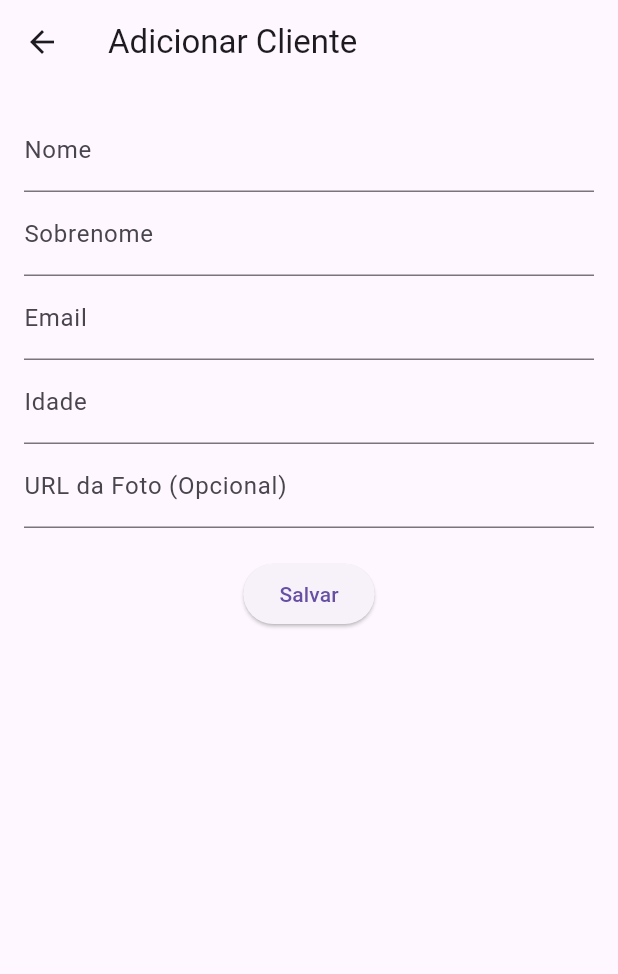
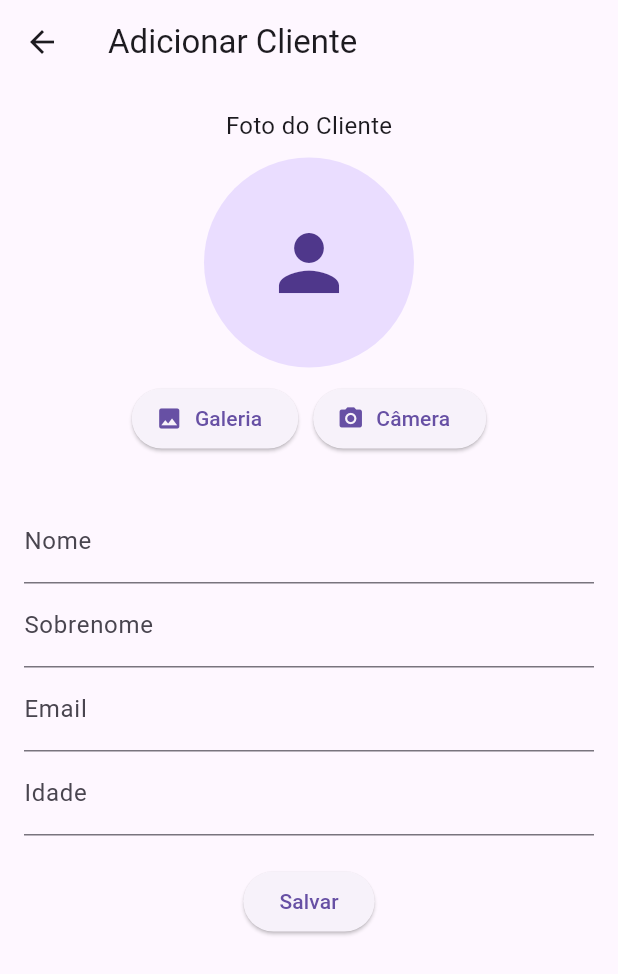
Before and after one commit to MatheusCarvalho-creat/Projeto-Mobile02, a Flutter app: the ClienteFormScreen screen opened by its route, on a phone screen of 412 x 824 dp. Shown: the top 974 px of the screen. Run offline on Flutter 3.47's test engine with Material 3 defaults, Android fonts, the phone set to English and light mode, and no system bars; our stand-ins replace image_picker.

Commit message:
Modificação da tela inicial para melhor utilização. Adição de dependencias para permitir colocar fotos.

```diff
--- a/projeto_mobile/lib/services/cliente_service.dart
+++ b/projeto_mobile/lib/services/cliente_service.dart
@@ -4,7 +4,7 @@ import '../models/cliente.dart';
 
 class ClienteService {
   // substituir pela sua URL do Realtime DB (sem / no final)
-  final String baseUrl = 'URL';
+  final String baseUrl = 'YOUR_FIREBASE_DB_URL';
 
   Future<List<Cliente>> listarClientes() async {
     final response = await http.get(Uri.parse('$baseUrl.json'));
--- a/projeto_mobile/lib/services/produto_service.dart
+++ b/projeto_mobile/lib/services/produto_service.dart
@@ -3,7 +3,7 @@ import 'package:http/http.dart' as http;
 import '../models/produto.dart';
 
 class ProdutoService {
-  final String baseUrl = 'URL';
+  final String baseUrl = 'YOUR_FIREBASE_DB_URL';
 
   Future<List<Produto>> listarProdutos() async {
     final response = await http.get(Uri.parse('$baseUrl.json'));
--- a/projeto_mobile/lib/views/cliente_form_screen.dart
+++ b/projeto_mobile/lib/views/cliente_form_screen.dart
@@ -1,4 +1,7 @@
 import 'package:flutter/material.dart';
+import 'package:image_picker/image_picker.dart';
+import 'dart:io';
+
 import '../models/cliente.dart';
 import '../services/cliente_service.dart';
 
@@ -19,10 +22,15 @@ class _ClienteFormScreenState extends State<ClienteFormScreen> {
 
   Cliente? _clienteAtual;
 
+  File? _imagemSelecionada;
+  final ImagePicker _picker = ImagePicker();
+
   @override
   void didChangeDependencies() {
     super.didChangeDependencies();
+
     final args = ModalRoute.of(context)?.settings.arguments;
+
     if (args != null && args is Cliente && _clienteAtual == null) {
       _clienteAtual = args;
       _nomeController.text = args.nome;
@@ -30,6 +38,39 @@ class _ClienteFormScreenState extends State<ClienteFormScreen> {
       _emailController.text = args.email;
       _idadeController.text = args.idade.toString();
       _fotoController.text = args.foto ?? '';
+
+      // Se a foto existe localmente, carrega para visualização
+      if (args.foto != null && File(args.foto!).existsSync()) {
+        _imagemSelecionada = File(args.foto!);
+      }
+    }
+  }
+
+  Future<void> _selecionarFotoGaleria() async {
+    final XFile? imagem = await _picker.pickImage(
+      source: ImageSource.gallery,
+      imageQuality: 70,
+    );
+
+    if (imagem != null) {
+      setState(() {
+        _imagemSelecionada = File(imagem.path);
+        _fotoController.text = imagem.path;
+      });
+    }
+  }
+
+  Future<void> _tirarFotoCamera() async {
+    final XFile? imagem = await _picker.pickImage(
+      source: ImageSource.camera,
+      imageQuality: 70,
+    );
+
+    if (imagem != null) {
+      setState(() {
+        _imagemSelecionada = File(imagem.path);
+        _fotoController.text = imagem.path;
+      });
     }
   }
 
@@ -48,14 +89,21 @@ class _ClienteFormScreenState extends State<ClienteFormScreen> {
     try {
       if (_clienteAtual == null) {
         await _service.adicionarCliente(novoCliente);
-        ScaffoldMessenger.of(context).showSnackBar(SnackBar(content: Text('Cliente adicionado')));
+        ScaffoldMessenger.of(context).showSnackBar(
+          SnackBar(content: Text('Cliente adicionado')),
+        );
       } else {
         await _service.atualizarCliente(_clienteAtual!.firebaseId!, novoCliente);
-        ScaffoldMessenger.of(context).showSnackBar(SnackBar(content: Text('Cliente atualizado')));
+        ScaffoldMessenger.of(context).showSnackBar(
+          SnackBar(content: Text('Cliente atualizado')),
+        );
       }
+
       Navigator.of(context).pop(true);
     } catch (e) {
-      ScaffoldMessenger.of(context).showSnackBar(SnackBar(content: Text('Erro: $e')));
+      ScaffoldMessenger.of(context).showSnackBar(
+        SnackBar(content: Text('Erro: $e')),
+      );
     }
   }
 
@@ -71,13 +119,84 @@ class _ClienteFormScreenState extends State<ClienteFormScreen> {
           key: _formKey,
           child: Column(
             children: [
-              TextFormField(controller: _nomeController, decoration: InputDecoration(labelText: 'Nome'), validator: (v) => (v==null||v.isEmpty)?'Obrigatório':null),
-              TextFormField(controller: _sobrenomeController, decoration: InputDecoration(labelText: 'Sobrenome')),
-              TextFormField(controller: _emailController, decoration: InputDecoration(labelText: 'Email'), keyboardType: TextInputType.emailAddress, validator: (v)=> (v==null||!v.contains('@'))?'Email inválido':null),
-              TextFormField(controller: _idadeController, decoration: InputDecoration(labelText: 'Idade'), keyboardType: TextInputType.number, validator: (v)=> (v==null||int.tryParse(v)==null)?'Número inválido':null),
-              TextFormField(controller: _fotoController, decoration: InputDecoration(labelText: 'URL da Foto (Opcional)')),
+
+              // ------------------------ FOTO ------------------------
+              Text("Foto do Cliente", style: TextStyle(fontSize: 16)),
+              SizedBox(height: 10),
+
+              Center(
+                child: _imagemSelecionada != null
+                    ? ClipRRect(
+                        borderRadius: BorderRadius.circular(80),
+                        child: Image.file(
+                          _imagemSelecionada!,
+                          width: 140,
+                          height: 140,
+                          fit: BoxFit.cover,
+                        ),
+                      )
+                    : CircleAvatar(
+                        radius: 70,
+                        child: Icon(Icons.person, size: 60),
+                      ),
+              ),
+
+              SizedBox(height: 10),
+
+              Row(
+                mainAxisAlignment: MainAxisAlignment.center,
+                children: [
+                  ElevatedButton.icon(
+                    onPressed: _selecionarFotoGaleria,
+                    icon: Icon(Icons.photo),
+                    label: Text("Galeria"),
+                  ),
+                  SizedBox(width: 10),
+                  ElevatedButton.icon(
+                    onPressed: _tirarFotoCamera,
+                    icon: Icon(Icons.camera_alt),
+                    label: Text("Câmera"),
+                  ),
+                ],
+              ),
+
+              SizedBox(height: 30),
+
+              // ------------------------ CAMPOS ------------------------
+              TextFormField(
+                controller: _nomeController,
+                decoration: InputDecoration(labelText: 'Nome'),
+                validator: (v) => (v == null || v.isEmpty) ? 'Obrigatório' : null,
+              ),
+
+              TextFormField(
+                controller: _sobrenomeController,
+                decoration: InputDecoration(labelText: 'Sobrenome'),
+              ),
+
+              TextFormField(
+                controller: _emailController,
+                decoration: InputDecoration(labelText: 'Email'),
+                keyboardType: TextInputType.emailAddress,
+                validator: (v) =>
+                    (v == null || !v.contains('@')) ? 'Email inválido' : null,
+              ),
+
+              TextFormField(
+                controller: _idadeController,
+                decoration: InputDecoration(labelText: 'Idade'),
+                keyboardType: TextInputType.number,
+                validator: (v) =>
+                    (v == null || int.tryParse(v) == null) ? 'Número inválido' : null,
+              ),
+
               SizedBox(height: 20),
-              ElevatedButton(onPressed: _salvarCliente, child: Text(_clienteAtual==null?'Salvar':'Atualizar'))
+
+              // ------------------------ BOTÃO ------------------------
+              ElevatedButton(
+                onPressed: _salvarCliente,
+                child: Text(_clienteAtual == null ? 'Salvar' : 'Atualizar'),
+              ),
             ],
           ),
         ),
--- a/projeto_mobile/pubspec.yaml
+++ b/projeto_mobile/pubspec.yaml
@@ -10,11 +10,14 @@ dependencies:
   flutter:
     sdk: flutter
 
-  # Adicione esta linha para integração HTTP/Backend
+  # Integração HTTP/Backend
   http: ^1.2.1
 
   cupertino_icons: ^1.0.8
   firebase_core: ^4.2.1
+
+  # 📸 Seleção de fotos (galeria/câmera)
+  image_picker: ^1.0.7
 
 dev_dependencies:
   flutter_test:
```
Also changed, not shown: projeto_mobile/lib/views/home_screen.dart (+57 -8 lines), projeto_mobile/pubspec.lock, 5 other files.
